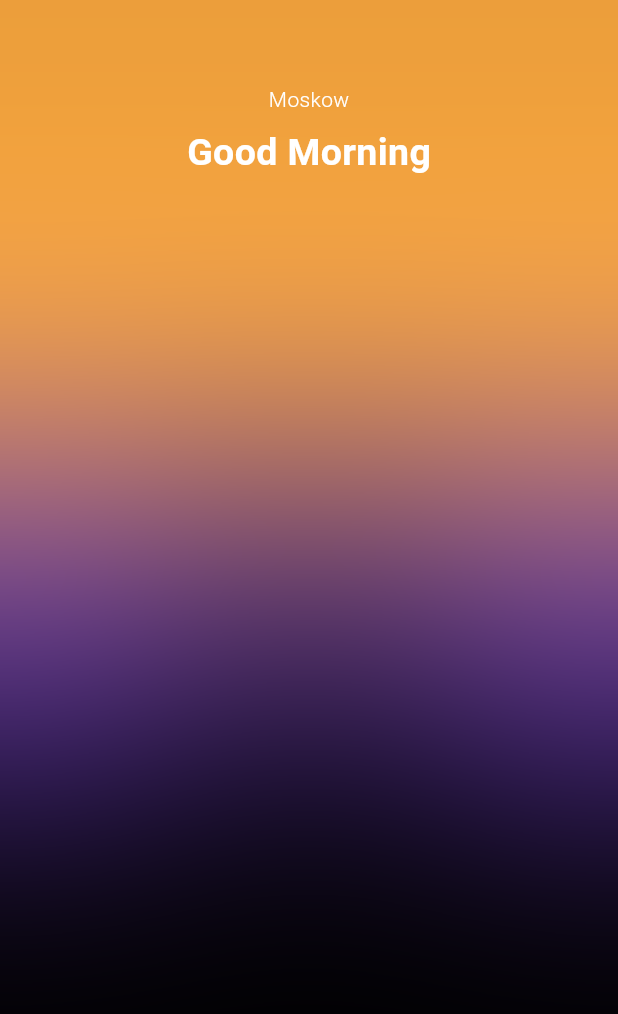
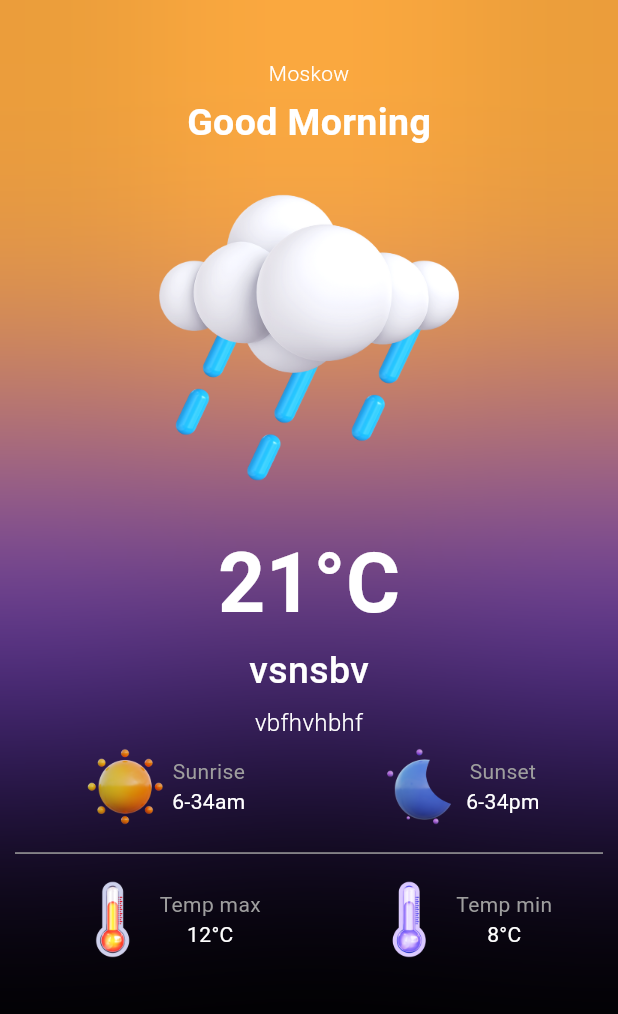
Before and after one commit to DanielZiborov/Weather, a Flutter app: the screen it shows after launch, on a phone screen of 412 x 824 dp. Shown: the top 1014 px of the screen. Run offline on Flutter 3.47's test engine with Material 3 defaults, Android fonts, the phone set to English and light mode, and no system bars; our stand-ins replace bloc, equatable, geolocator.

Commit message:
end of homescreen layout

```diff
--- a/lib/screens/home_screen.dart
+++ b/lib/screens/home_screen.dart
@@ -3,6 +3,7 @@ import 'dart:ui';
 import 'package:flutter/material.dart';
 import 'package:flutter/services.dart';
 import 'package:weather_app/widgets/decorated_widget.dart';
+import 'package:weather_app/widgets/row_widget.dart';
 
 class HomeScreen extends StatelessWidget {
   const HomeScreen({super.key});
@@ -19,7 +20,8 @@ class HomeScreen extends StatelessWidget {
           statusBarBrightness: Brightness.dark,
         ),
       ),
-      body: SafeArea(
+      body: Padding(
+        padding: const EdgeInsets.fromLTRB(10, 0.7 * kToolbarHeight, 10, 10),
         child: SizedBox(
           height: MediaQuery.of(context).size.height,
           child: Stack(
@@ -55,27 +57,72 @@ class HomeScreen extends StatelessWidget {
                 ),
               ),
               SizedBox(
+                width: MediaQuery.of(context).size.width,
                 height: MediaQuery.of(context).size.height,
-                width: MediaQuery.of(context).size.width,
-                child: const Column(
+                child: Column(
                   children: [
-                    Text(
+                    const Text(
                       'Moskow',
                       style: TextStyle(
                         color: Colors.white,
                         fontWeight: FontWeight.w300,
                       ),
                     ),
-                    SizedBox(
-                      height: 8,
+                    const SizedBox(
+                      height: 5,
                     ),
-                    Text(
+                    const Text(
                       'Good Morning',
                       style: TextStyle(
                         color: Colors.white,
                         fontSize: 25,
                         fontWeight: FontWeight.bold,
                       ),
+                    ),
+                    Image.asset(
+                      'assets/images/3.png',
+                      scale: 2,
+                    ),
+                    const Text(
+                      '21°C',
+                      style: TextStyle(
+                          color: Colors.white,
+                          fontSize: 55,
+                          fontWeight: FontWeight.w600),
+                    ),
+                    const Text(
+                      'vsnsbv',
+                      style: TextStyle(
+                          color: Colors.white,
+                          fontSize: 25,
+                          fontWeight: FontWeight.w500),
+                    ),
+                    const SizedBox(height: 5),
+                    const Text(
+                      "vbfhvhbhf",
+                      style: TextStyle(
+                          color: Colors.white,
+                          fontSize: 16,
+                          fontWeight: FontWeight.w300),
+                    ),
+                    const RowWidget(
+                      image1: "assets/images/11.png",
+                      image2: "assets/images/12.png",
+                      text11: 'Sunrise',
+                      text12: '6-34am',
+                      text21: 'Sunset',
+                      text22: "6-34pm",
+                    ),
+                    const SizedBox(height: 5),
+                    const Divider(color: Colors.grey),
+                    const SizedBox(height: 5),
+                    const RowWidget(
+                      image1: "assets/images/13.png",
+                      image2: "assets/images/14.png",
+                      text11: 'Temp max',
+                      text12: '12°C',
+                      text21: 'Temp min',
+                      text22: "8°C",
                     ),
                   ],
                 ),
--- /dev/null
+++ b/lib/widgets/row_widget.dart
@@ -0,0 +1,62 @@
+import 'package:flutter/material.dart';
+
+class RowWidget extends StatelessWidget {
+  final String image1;
+  final String image2;
+  final String text11;
+  final String text12;
+  final String text21;
+  final String text22;
+  const RowWidget({
+    super.key,
+    required this.image1,
+    required this.image2,
+    required this.text11,
+    required this.text12,
+    required this.text21,
+    required this.text22,
+  });
+
+  @override
+  Widget build(BuildContext context) {
+    return Row(
+      mainAxisAlignment: MainAxisAlignment.spaceAround,
+      children: [
+        Row(
+          children: [
+            Image.asset(image1, scale: 8),
+            Column(
+              children: [
+                Text(
+                  text11,
+                  style: const TextStyle(color: Colors.grey),
+                ),
+                Text(
+                  text12,
+                  style: const TextStyle(color: Colors.white),
+                ),
+              ],
+            ),
+          ],
+        ),
+        Row(
+          children: [
+            Image.asset(image2, scale: 8),
+            Column(
+              children: [
+                Text(
+                  text21,
+                  style: const TextStyle(color: Colors.grey),
+                ),
+                Text(
+                  text22,
+                  style: const TextStyle(color: Colors.white),
+                ),
+              ],
+            ),
+          ],
+        ),
+      ],
+    );
+  }
+}
--- a/pubspec.yaml
+++ b/pubspec.yaml
@@ -64,10 +64,8 @@ flutter:
   uses-material-design: true
 
   # To add assets to your application, add an assets section, like this:
-  # assets:
-  #   - images/a_dot_burr.jpeg
-  #   - images/a_dot_ham.jpeg
-
+  assets:
+    - assets/images/
   # An image asset can refer to one or more resolution-specific "variants", see
   # https://flutter.dev/to/resolution-aware-images
 
```
Also changed, not shown: assets/images/1.png (added), assets/images/11.png (added), assets/images/12.png (added), assets/images/13.png (added), assets/images/14.png (added), assets/images/2.png (added), assets/images/3.png (added), assets/images/4.png (added), assets/images/5.png (added), assets/images/6.png (added), assets/images/7.png (added), assets/images/8.png (added), assets/images/9.png (added).
